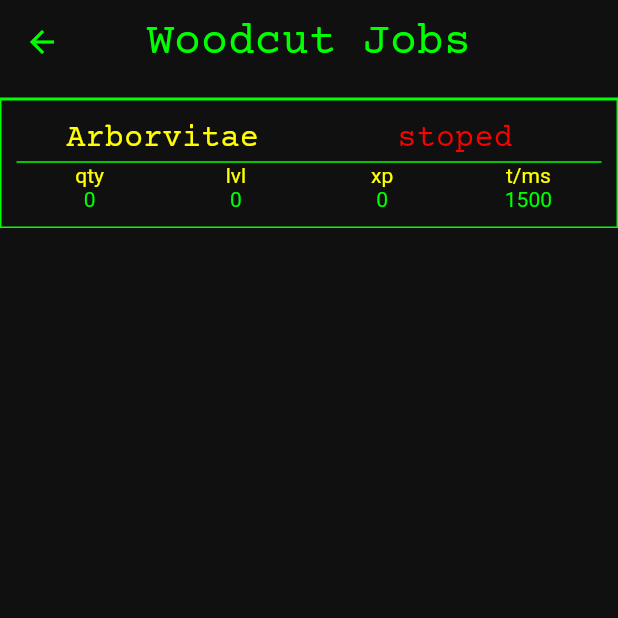
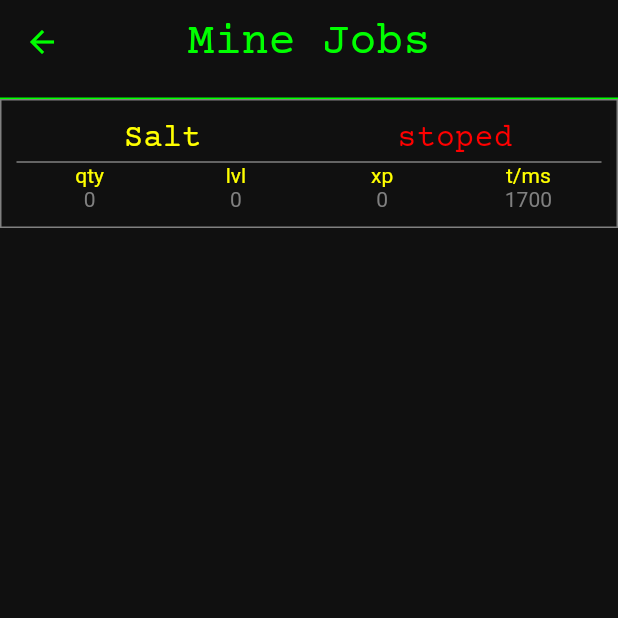
Before and after one commit to daaug/ComputerIdle, a Flutter app: the screen it shows after launch, after a tap on "mine", on a phone screen of 412 x 824 dp, the top half of it. Run offline on Flutter 3.47's test engine with Material 3 defaults, Android fonts, the phone set to English and light mode, and no system bars.

Commit message:
Add mine + fix curr work layout/logic + skills own colors

```diff
--- a/lib/data.dart
+++ b/lib/data.dart
@@ -5,9 +5,18 @@ Color globalBackground = const Color(0xFF101010);
 Color globalFontColor = const Color(0xFF00ff00);
 Color globalFontAltColor = const Color(0xFFffff00);
 Color globalAccentColor = const Color(0xFF00ff00);
+Map globalColors = {
+  "woodcut": const Color(0xFF00ff00),
+  "mine": const Color(0xFF808080),
+  "smith": const Color(0xFFffffff),
+  "fish": const Color(0xFF00ffff),
+};
 
 Map currWorking = {
-  "woodcut": "",
+  "woodcut": {"id": "", "timestamp": ""},
+  "mine": {"id": "", "timestamp": ""},
+  "smith": {"id": "", "timestamp": ""},
+  "fish": {"id": "", "timestamp": ""},
 };
 
 Map colsWoodcut = {
--- a/lib/items_list.dart
+++ b/lib/items_list.dart
@@ -8,10 +8,12 @@ class ItemsList extends StatefulWidget {
   const ItemsList({super.key,
     required this.colsMap,
     required this.dataList,
+    required this.accentColor,
   });
 
   final Map colsMap;
   final List dataList;
+  final Color accentColor;
 
   @override
   State<ItemsList> createState() => _ItemsListState();
@@ -50,15 +52,15 @@ class _ItemsListState extends State<ItemsList> {
 
   } // runTimer()
 
-  Expanded itemText(String title, int pos, String col){
+  Expanded itemText(String title, int pos, String column){
     return Expanded(
       child: RichText(
         textAlign: TextAlign.center,
         text: TextSpan(text: title,
           style: TextStyle(color: globalFontAltColor),
           children: [
-            TextSpan(text: "\n${widget.dataList[pos][widget.colsMap[col]]}",
-              style: TextStyle(color: globalAccentColor)
+            TextSpan(text: "\n${widget.dataList[pos][widget.colsMap[column]]}",
+              style: TextStyle(color: widget.accentColor)
             ),
           ]
         ),
@@ -91,11 +93,11 @@ class _ItemsListState extends State<ItemsList> {
                 children: [
                   InkWell(
                     onTap: () => print(i),
-                    splashColor: globalAccentColor.withOpacity(0.2),
+                    splashColor: widget.accentColor.withOpacity(0.2),
                     child: Container(
                       padding: const EdgeInsets.all(10),
                       decoration: BoxDecoration(
-                        border: Border.all(color: globalAccentColor),
+                        border: Border.all(color: widget.accentColor),
                       ),
                       child: Column(
                         children: [
@@ -117,7 +119,7 @@ class _ItemsListState extends State<ItemsList> {
                             ],
                           ),
                           Divider(
-                            color: globalAccentColor,
+                            color: widget.accentColor,
                             height: 2,
                           ),
                           Flex(
--- a/lib/main.dart
+++ b/lib/main.dart
@@ -1,5 +1,9 @@
+import 'dart:async';
+
 import 'package:flutter/material.dart';
 import 'package:medievidle/data.dart';
+import 'package:medievidle/items_list.dart';
+import 'package:medievidle/mine.dart';
 import 'package:medievidle/woodcut.dart';
 
 
@@ -25,8 +29,8 @@ class MyApp extends StatelessWidget {
         primaryColor: globalFontColor,
         fontFamily: "CourierPrime",
         scaffoldBackgroundColor: globalBackground,
-        textTheme: TextTheme(
-          titleLarge: TextStyle(fontSize: 30.0, color: globalFontColor, backgroundColor: globalBackground), // AppBar
+        textTheme: const TextTheme(
+          titleLarge: TextStyle(fontSize: 30.0,), // AppBar
           bodyMedium: TextStyle(fontSize: 21.0,), // Text
           labelLarge: TextStyle(fontSize: 24), // Button
         ),
@@ -47,6 +51,10 @@ class MyHomePage extends StatefulWidget {
 class _MyHomePageState extends State<MyHomePage> {
 
   double sizedBoxH = 20;
+  late Timer tWoodcut;
+  late Timer tMine;
+  late Timer tSmith;
+  late Timer tFish;
 
   getScreenWidth(BuildContext ctx){return MediaQuery.of(ctx).size.width;}
   getScreenHeight(BuildContext ctx){return MediaQuery.of(ctx).size.height;}
@@ -70,6 +78,24 @@ class _MyHomePageState extends State<MyHomePage> {
       ),
       child: Text(title)
     );
+  }
+
+  @override
+  void initState() {
+    super.initState();
+
+    if (currWorking["woodcut"]["id"] != "") {
+      tWoodcut = Timer(Duration(milliseconds: int.parse(dataWoodcut[colsWoodcut["time"]])), (){
+
+      });
+    }
+
+  }
+
+  @override
+  void dispose() {
+
+    super.dispose();
   }
 
   @override
@@ -97,7 +123,7 @@ class _MyHomePageState extends State<MyHomePage> {
                 runSpacing: 20,
                 children: [
                   myOutlinedButton("woodcut", const WoodcutPage(), const Color(0xFF00ff00)),
-                  myOutlinedButton("mine", const WoodcutPage(), const Color(0xFF808080)),
+                  myOutlinedButton("mine", const MinePage(), const Color(0xFF808080)),
                   myOutlinedButton("smith", const WoodcutPage(), const Color(0xFFffffff)),
                   myOutlinedButton("fish", const WoodcutPage(), const Color(0xFF00ffff)),
                 ],
@@ -107,6 +133,25 @@ class _MyHomePageState extends State<MyHomePage> {
               SizedBox(height: sizedBoxH),
               const Text("V current working V"),
               SizedBox(height: sizedBoxH),
+              Column(
+                children: [
+                  currWorking["woodcut"]["id"] != "" ?
+                    ItemsList(colsMap: colsWoodcut, dataList: dataWoodcut, accentColor: globalColors["woodcut"])
+                    : Text("not woodcuting", style: TextStyle(color: globalColors["woodcut"])),
+
+                  currWorking["mine"]["id"] != "" ?
+                    ItemsList(colsMap: colsMine, dataList: dataMine, accentColor: globalColors["mine"])
+                    : Text("not mining", style: TextStyle(color: globalColors["mine"])),
+
+                  currWorking["smith"]["id"] != "" ?
+                    ItemsList(colsMap: colsMine, dataList: dataMine, accentColor: globalColors["mine"])
+                    : Text("not smithing", style: TextStyle(color: globalColors["smith"])),
+
+                  currWorking["fish"]["id"] != "" ?
+                    ItemsList(colsMap: colsMine, dataList: dataMine, accentColor: globalColors["mine"])
+                    : Text("not fishing", style: TextStyle(color: globalColors["fish"])),
+                ],
+              ),
             ],
           ),
         )
--- a/lib/inventory.dart
+++ b/lib/mine.dart
@@ -1,30 +1,22 @@
+import 'package:medievidle/data.dart';
 import 'package:flutter/material.dart';
+import 'package:medievidle/items_list.dart';
 
 
-class MyHomePage extends StatefulWidget {
-  const MyHomePage({super.key,});
-
-  @override
-  State<MyHomePage> createState() => _MyHomePageState();
-}
-
-class _MyHomePageState extends State<MyHomePage> {
+class MinePage extends StatelessWidget {
+  const MinePage({super.key,});
 
   @override
   Widget build(BuildContext context) {
     return Scaffold(
       appBar: AppBar(
-        title: const Text('Inventory'),
-        centerTitle: true,
-        bottom: const TabBar(
-          tabs: [
-            Tab(text: 'Typer',),
-            Tab(text: 'Eraser',),
-            Tab(text: 'Writer',),
-            Tab(text: 'WTS',),
-          ]
-        ),
+        title: const Text('Mine Jobs'),
+        bottom: PreferredSize(
+          preferredSize: const Size.fromHeight(10),
+          child: Divider(height: 1, color: globalAccentColor,),
+        )
       ),
+      body: ItemsList(colsMap: colsMine, dataList: dataMine, accentColor: globalColors["mine"]),
     );
   }
 }
```
